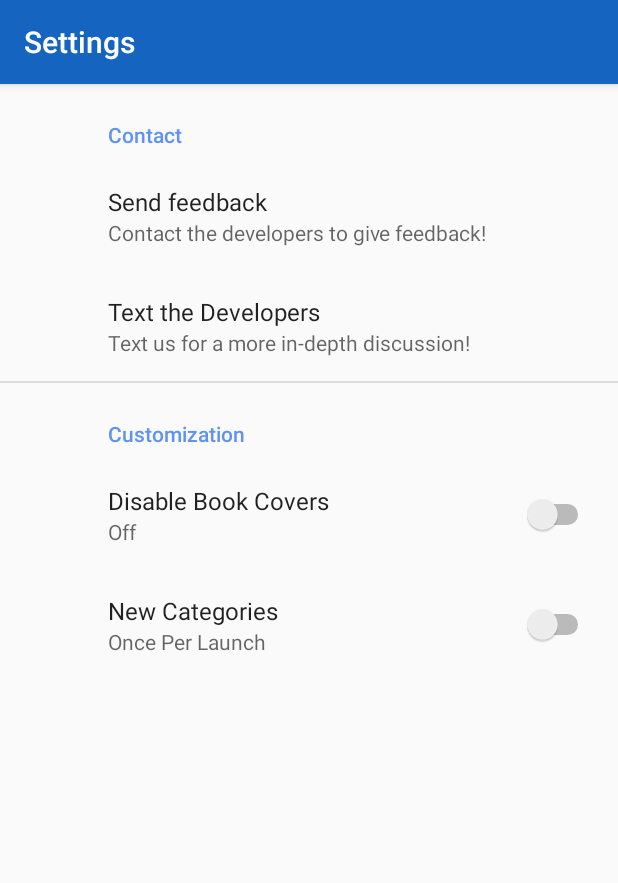
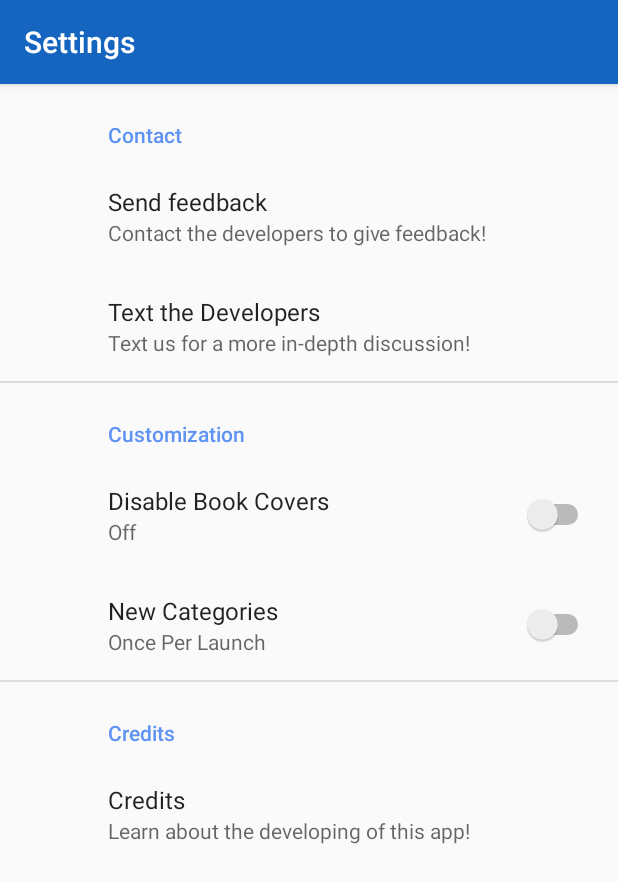
Before and after one commit to izacc/LibraryApp, an Android app: the SettingsFragment screen opened directly, with no data from a screen before it, on a phone screen of 412 x 824 dp. Shown: the top 883 px of the screen. Run offline under Robolectric (Android 15) with nearby library versions, the phone set to English and light mode, and no system bars; our stand-ins replace androidx.preference; network calls fail.

Commit message:
Added credits setting to setting menu set up skeleton for usability

```diff
--- a/app/src/main/java/com/example/libraryapplicationproject/Fragments/SettingsFragment.java
+++ b/app/src/main/java/com/example/libraryapplicationproject/Fragments/SettingsFragment.java
@@ -22,6 +22,7 @@ public class SettingsFragment extends PreferenceFragmentCompat {
 
         Preference settings1 = findPreference("feedback");
         Preference settings4 = findPreference("phone");
+        Preference setting5 = findPreference("credits");
         final SharedPreferences settingPreferences = getActivity().getSharedPreferences("settings", MODE_PRIVATE);
         final SharedPreferences.Editor editor = settingPreferences.edit();
         final SwitchPreference settings2 = findPreference("pictures");
@@ -86,6 +87,7 @@ public class SettingsFragment extends PreferenceFragmentCompat {
             }
         };
 
+
         Preference.OnPreferenceClickListener clickListener2 = new Preference.OnPreferenceClickListener() {
             @Override
             public boolean onPreferenceClick(Preference preference) {
@@ -101,10 +103,20 @@ public class SettingsFragment extends PreferenceFragmentCompat {
             }
         };
 
+        //PUT CODE IN HERE TO LAUNCH ACTIVITY ETC
+        Preference.OnPreferenceClickListener clickListener3 = new Preference.OnPreferenceClickListener() {
+            @Override
+            public boolean onPreferenceClick(Preference preference) {
+
+                return false;
+
+            }
+        };
 
 
 
 
+        setting5.setOnPreferenceClickListener(clickListener3);
         settings4.setOnPreferenceClickListener(clickListener2);
         settings3.setOnPreferenceChangeListener(changeListener2);
         settings2.setOnPreferenceChangeListener(changeListener);
--- a/app/src/main/res/xml/preferences.xml
+++ b/app/src/main/res/xml/preferences.xml
@@ -38,6 +38,18 @@
 
 </PreferenceCategory>
 
+    <PreferenceCategory android:title="Credits">
+
+        <Preference
+            app:key="credits"
+            app:title="Credits"
+            app:summary="Learn about the developing of this app!">
+
+        </Preference>
+
+    </PreferenceCategory>
+
+
 
 
 </PreferenceScreen>
```
